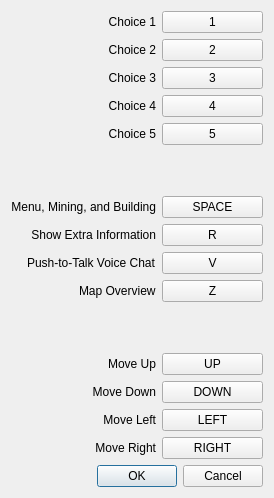
Before: the Qt Designer form src/client/keymap.ui in dc2011/td, drawn with Qt 5.
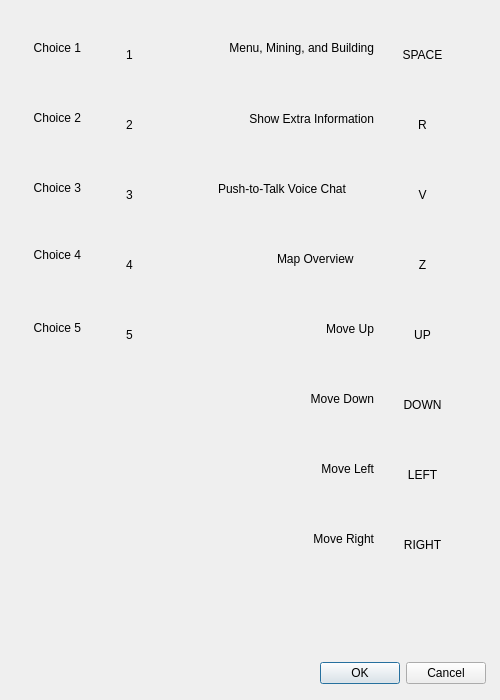
After: the same form once the commit is applied. Custom widgets are drawn as their Qt base class.

Commit message: GUI for volume and key settings window.

Patch:
```diff
--- a/src/client/keymap.ui
+++ b/src/client/keymap.ui
@@ -6,30 +6,73 @@
    <rect>
     <x>0</x>
     <y>0</y>
-    <width>274</width>
-    <height>498</height>
+    <width>500</width>
+    <height>700</height>
    </rect>
   </property>
   <property name="windowTitle">
    <string>Dialog</string>
   </property>
-  <layout class="QVBoxLayout" name="verticalLayout">
-   <item>
-    <layout class="QFormLayout" name="formLayout">
-     <property name="fieldGrowthPolicy">
-      <enum>QFormLayout::AllNonFixedFieldsGrow</enum>
-     </property>
-     <property name="rowWrapPolicy">
-      <enum>QFormLayout::DontWrapRows</enum>
-     </property>
-     <property name="labelAlignment">
+  <widget class="QDialogButtonBox" name="buttonBox">
+   <property name="geometry">
+    <rect>
+     <x>310</x>
+     <y>660</y>
+     <width>176</width>
+     <height>27</height>
+    </rect>
+   </property>
+   <property name="orientation">
+    <enum>Qt::Horizontal</enum>
+   </property>
+   <property name="standardButtons">
+    <set>QDialogButtonBox::Cancel|QDialogButtonBox::Ok</set>
+   </property>
+  </widget>
+  <widget class="td::KeyButton" name="btnArrowDown">
+   <property name="geometry">
+    <rect>
+     <x>380</x>
+     <y>370</y>
+     <width>85</width>
+     <height>70</height>
+    </rect>
+   </property>
+   <property name="cursor">
+    <cursorShape>PointingHandCursor</cursorShape>
+   </property>
+   <property name="text">
+    <string>DOWN</string>
+   </property>
+   <property name="flat">
+    <bool>true</bool>
+   </property>
+  </widget>
+  <widget class="QLabel" name="lblRightArrow">
+   <property name="geometry">
+    <rect>
+     <x>297</x>
+     <y>530</y>
+     <width>77</width>
+     <height>17</height>
+    </rect>
+   </property>
+   <property name="text">
+    <string>Move Right</string>
+   </property>
+   <property name="alignment">
       <set>Qt::AlignRight|Qt::AlignTrailing|Qt::AlignVCenter</set>
      </property>
-     <property name="formAlignment">
-      <set>Qt::AlignLeading|Qt::AlignLeft|Qt::AlignTop</set>
-     </property>
-     <item row="0" column="0">
+  </widget>
       <widget class="QLabel" name="lblChoice1">
+   <property name="geometry">
+    <rect>
+     <x>25</x>
+     <y>39</y>
+     <width>56</width>
+     <height>17</height>
+    </rect>
+   </property>
        <property name="text">
         <string>Choice 1</string>
        </property>
@@ -37,16 +80,15 @@
         <set>Qt::AlignRight|Qt::AlignTrailing|Qt::AlignVCenter</set>
        </property>
       </widget>
-     </item>
-     <item row="0" column="1">
-      <widget class="td::KeyButton" name="btnChoice1">
-       <property name="text">
-        <string>1</string>
-       </property>
-      </widget>
-     </item>
-     <item row="1" column="0">
       <widget class="QLabel" name="lblChoice2">
+   <property name="geometry">
+    <rect>
+     <x>24</x>
+     <y>109</y>
+     <width>57</width>
+     <height>17</height>
+    </rect>
+   </property>
        <property name="text">
         <string>Choice 2</string>
        </property>
@@ -54,16 +96,34 @@
         <set>Qt::AlignRight|Qt::AlignTrailing|Qt::AlignVCenter</set>
        </property>
       </widget>
-     </item>
-     <item row="1" column="1">
-      <widget class="td::KeyButton" name="btnChoice2">
+  <widget class="td::KeyButton" name="btnChoice1">
+   <property name="geometry">
+    <rect>
+     <x>87</x>
+     <y>20</y>
+     <width>85</width>
+     <height>70</height>
+    </rect>
+   </property>
+   <property name="cursor">
+    <cursorShape>PointingHandCursor</cursorShape>
+   </property>
        <property name="text">
-        <string>2</string>
-       </property>
-      </widget>
-     </item>
-     <item row="2" column="0">
+    <string>1</string>
+   </property>
+   <property name="flat">
+    <bool>true</bool>
+   </property>
+  </widget>
       <widget class="QLabel" name="lblChoice3">
+   <property name="geometry">
+    <rect>
+     <x>24</x>
+     <y>179</y>
+     <width>57</width>
+     <height>17</height>
+    </rect>
+   </property>
        <property name="text">
         <string>Choice 3</string>
        </property>
@@ -71,16 +131,34 @@
         <set>Qt::AlignRight|Qt::AlignTrailing|Qt::AlignVCenter</set>
        </property>
       </widget>
-     </item>
-     <item row="2" column="1">
-      <widget class="td::KeyButton" name="btnChoice3">
+  <widget class="td::KeyButton" name="btnChoice2">
+   <property name="geometry">
+    <rect>
+     <x>87</x>
+     <y>90</y>
+     <width>85</width>
+     <height>70</height>
+    </rect>
+   </property>
+   <property name="cursor">
+    <cursorShape>PointingHandCursor</cursorShape>
+   </property>
        <property name="text">
-        <string>3</string>
-       </property>
-      </widget>
-     </item>
-     <item row="3" column="0">
+    <string>2</string>
+   </property>
+   <property name="flat">
+    <bool>true</bool>
+   </property>
+  </widget>
       <widget class="QLabel" name="lblChoice4">
+   <property name="geometry">
+    <rect>
+     <x>24</x>
+     <y>246</y>
+     <width>57</width>
+     <height>17</height>
+    </rect>
+   </property>
        <property name="text">
         <string>Choice 4</string>
        </property>
@@ -88,16 +166,34 @@
         <set>Qt::AlignRight|Qt::AlignTrailing|Qt::AlignVCenter</set>
        </property>
       </widget>
-     </item>
-     <item row="3" column="1">
-      <widget class="td::KeyButton" name="btnChoice4">
+  <widget class="td::KeyButton" name="btnChoice3">
+   <property name="geometry">
+    <rect>
+     <x>87</x>
+     <y>160</y>
+     <width>85</width>
+     <height>70</height>
+    </rect>
+   </property>
+   <property name="cursor">
+    <cursorShape>PointingHandCursor</cursorShape>
+   </property>
        <property name="text">
-        <string>4</string>
-       </property>
-      </widget>
-     </item>
-     <item row="4" column="0">
+    <string>3</string>
+   </property>
+   <property name="flat">
+    <bool>true</bool>
+   </property>
+  </widget>
       <widget class="QLabel" name="lblChoice5">
+   <property name="geometry">
+    <rect>
+     <x>24</x>
+     <y>319</y>
+     <width>57</width>
+     <height>17</height>
+    </rect>
+   </property>
        <property name="text">
         <string>Choice 5</string>
        </property>
@@ -111,29 +207,34 @@
         <number>-1</number>
        </property>
       </widget>
-     </item>
-     <item row="4" column="1">
-      <widget class="td::KeyButton" name="btnChoice5">
+  <widget class="td::KeyButton" name="btnChoice4">
+   <property name="geometry">
+    <rect>
+     <x>87</x>
+     <y>230</y>
+     <width>85</width>
+     <height>70</height>
+    </rect>
+   </property>
+   <property name="cursor">
+    <cursorShape>PointingHandCursor</cursorShape>
+   </property>
        <property name="text">
-        <string>5</string>
-       </property>
-      </widget>
-     </item>
-     <item row="5" column="0" colspan="2">
-      <spacer name="verticalSpacer">
-       <property name="orientation">
-        <enum>Qt::Vertical</enum>
-       </property>
-       <property name="sizeHint" stdset="0">
-        <size>
-         <width>20</width>
-         <height>40</height>
-        </size>
-       </property>
-      </spacer>
-     </item>
-     <item row="6" column="0">
+    <string>4</string>
+   </property>
+   <property name="flat">
+    <bool>true</bool>
+   </property>
+  </widget>
       <widget class="QLabel" name="lblMenu">
+   <property name="geometry">
+    <rect>
+     <x>193</x>
+     <y>39</y>
+     <width>181</width>
+     <height>17</height>
+    </rect>
+   </property>
        <property name="text">
         <string>Menu, Mining, and Building</string>
        </property>
@@ -141,16 +242,34 @@
         <set>Qt::AlignRight|Qt::AlignTrailing|Qt::AlignVCenter</set>
        </property>
       </widget>
-     </item>
-     <item row="6" column="1">
-      <widget class="td::KeyButton" name="btnMenu">
+  <widget class="td::KeyButton" name="btnChoice5">
+   <property name="geometry">
+    <rect>
+     <x>87</x>
+     <y>300</y>
+     <width>85</width>
+     <height>70</height>
+    </rect>
+   </property>
+   <property name="cursor">
+    <cursorShape>PointingHandCursor</cursorShape>
+   </property>
        <property name="text">
-        <string>SPACE</string>
-       </property>
-      </widget>
-     </item>
-     <item row="7" column="0">
+    <string>5</string>
+   </property>
+   <property name="flat">
+    <bool>true</bool>
+   </property>
+  </widget>
       <widget class="QLabel" name="lblExtraInfo">
+   <property name="geometry">
+    <rect>
+     <x>214</x>
+     <y>110</y>
+     <width>160</width>
+     <height>17</height>
+    </rect>
+   </property>
        <property name="text">
         <string>Show Extra Information</string>
        </property>
@@ -158,43 +277,66 @@
         <set>Qt::AlignRight|Qt::AlignTrailing|Qt::AlignVCenter</set>
        </property>
       </widget>
-     </item>
-     <item row="7" column="1">
-      <widget class="td::KeyButton" name="btnExtraInfo">
+  <widget class="td::KeyButton" name="btnMenu">
+   <property name="geometry">
+    <rect>
+     <x>380</x>
+     <y>20</y>
+     <width>85</width>
+     <height>70</height>
+    </rect>
+   </property>
+   <property name="cursor">
+    <cursorShape>PointingHandCursor</cursorShape>
+   </property>
        <property name="text">
-        <string>R</string>
-       </property>
-      </widget>
-     </item>
-     <item row="8" column="0">
+    <string>SPACE</string>
+   </property>
+   <property name="flat">
+    <bool>true</bool>
+   </property>
+  </widget>
       <widget class="QLabel" name="lblVoice">
+   <property name="geometry">
+    <rect>
+     <x>218</x>
+     <y>180</y>
+     <width>156</width>
+     <height>17</height>
+    </rect>
+   </property>
        <property name="text">
         <string>Push-to-Talk Voice Chat</string>
        </property>
       </widget>
-     </item>
-     <item row="8" column="1">
-      <widget class="td::KeyButton" name="btnVoice">
+  <widget class="td::KeyButton" name="btnExtraInfo">
+   <property name="geometry">
+    <rect>
+     <x>380</x>
+     <y>90</y>
+     <width>85</width>
+     <height>70</height>
+    </rect>
+   </property>
+   <property name="cursor">
+    <cursorShape>PointingHandCursor</cursorShape>
+   </property>
        <property name="text">
-        <string>V</string>
-       </property>
-      </widget>
-     </item>
-     <item row="10" column="0" colspan="2">
-      <spacer name="verticalSpacer_2">
-       <property name="orientation">
-        <enum>Qt::Vertical</enum>
-       </property>
-       <property name="sizeHint" stdset="0">
-        <size>
-         <width>20</width>
-         <height>40</height>
-        </size>
-       </property>
-      </spacer>
-     </item>
-     <item row="11" column="0">
+    <string>R</string>
+   </property>
+   <property name="flat">
+    <bool>true</bool>
+   </property>
+  </widget>
       <widget class="QLabel" name="lblArrowUp">
+   <property name="geometry">
+    <rect>
+     <x>315</x>
+     <y>320</y>
+     <width>59</width>
+     <height>17</height>
+    </rect>
+   </property>
        <property name="text">
         <string>Move Up</string>
        </property>
@@ -202,16 +344,34 @@
         <set>Qt::AlignRight|Qt::AlignTrailing|Qt::AlignVCenter</set>
        </property>
       </widget>
-     </item>
-     <item row="11" column="1">
-      <widget class="td::KeyButton" name="btnArrowUp">
+  <widget class="td::KeyButton" name="btnVoice">
+   <property name="geometry">
+    <rect>
+     <x>380</x>
+     <y>160</y>
+     <width>85</width>
+     <height>70</height>
+    </rect>
+   </property>
+   <property name="cursor">
+    <cursorShape>PointingHandCursor</cursorShape>
+   </property>
        <property name="text">
-        <string>UP</string>
-       </property>
-      </widget>
-     </item>
-     <item row="12" column="0">
+    <string>V</string>
+   </property>
+   <property name="flat">
+    <bool>true</bool>
+   </property>
+  </widget>
       <widget class="QLabel" name="lblArrowDown">
+   <property name="geometry">
+    <rect>
+     <x>294</x>
+     <y>390</y>
+     <width>80</width>
+     <height>17</height>
+    </rect>
+   </property>
        <property name="text">
         <string>Move Down</string>
        </property>
@@ -219,16 +379,34 @@
         <set>Qt::AlignRight|Qt::AlignTrailing|Qt::AlignVCenter</set>
        </property>
       </widget>
-     </item>
-     <item row="12" column="1">
-      <widget class="td::KeyButton" name="btnArrowDown">
+  <widget class="td::KeyButton" name="btnArrowUp">
+   <property name="geometry">
+    <rect>
+     <x>380</x>
+     <y>300</y>
+     <width>85</width>
+     <height>70</height>
+    </rect>
+   </property>
+   <property name="cursor">
+    <cursorShape>PointingHandCursor</cursorShape>
+   </property>
        <property name="text">
-        <string>DOWN</string>
-       </property>
-      </widget>
-     </item>
-     <item row="13" column="0">
+    <string>UP</string>
+   </property>
+   <property name="flat">
+    <bool>true</bool>
+   </property>
+  </widget>
       <widget class="QLabel" name="lblArrowLeft">
+   <property name="geometry">
+    <rect>
+     <x>305</x>
+     <y>460</y>
+     <width>69</width>
+     <height>17</height>
+    </rect>
+   </property>
        <property name="text">
         <string>Move Left</string>
        </property>
@@ -236,58 +414,76 @@
         <set>Qt::AlignRight|Qt::AlignTrailing|Qt::AlignVCenter</set>
        </property>
       </widget>
-     </item>
-     <item row="13" column="1">
       <widget class="td::KeyButton" name="btnArrowLeft">
+   <property name="geometry">
+    <rect>
+     <x>380</x>
+     <y>440</y>
+     <width>85</width>
+     <height>70</height>
+    </rect>
+   </property>
+   <property name="cursor">
+    <cursorShape>PointingHandCursor</cursorShape>
+   </property>
        <property name="text">
         <string>LEFT</string>
        </property>
-      </widget>
-     </item>
-     <item row="14" column="0">
-      <widget class="QLabel" name="lblRightArrow">
-       <property name="text">
-        <string>Move Right</string>
-       </property>
-       <property name="alignment">
-        <set>Qt::AlignRight|Qt::AlignTrailing|Qt::AlignVCenter</set>
-       </property>
-      </widget>
-     </item>
-     <item row="14" column="1">
-      <widget class="td::KeyButton" name="btnArrowRight">
-       <property name="text">
-        <string>RIGHT</string>
-       </property>
-      </widget>
-     </item>
-     <item row="9" column="0">
+   <property name="flat">
+    <bool>true</bool>
+   </property>
+  </widget>
       <widget class="QLabel" name="lblZoom">
+   <property name="geometry">
+    <rect>
+     <x>277</x>
+     <y>250</y>
+     <width>97</width>
+     <height>17</height>
+    </rect>
+   </property>
        <property name="text">
         <string>Map Overview</string>
        </property>
       </widget>
-     </item>
-     <item row="9" column="1">
+  <widget class="td::KeyButton" name="btnArrowRight">
+   <property name="geometry">
+    <rect>
+     <x>380</x>
+     <y>510</y>
+     <width>85</width>
+     <height>70</height>
+    </rect>
+   </property>
+   <property name="cursor">
+    <cursorShape>PointingHandCursor</cursorShape>
+   </property>
+   <property name="text">
+    <string>RIGHT</string>
+   </property>
+   <property name="flat">
+    <bool>true</bool>
+   </property>
+  </widget>
       <widget class="td::KeyButton" name="btnZoom">
+   <property name="geometry">
+    <rect>
+     <x>380</x>
+     <y>230</y>
+     <width>85</width>
+     <height>70</height>
+    </rect>
+   </property>
+   <property name="cursor">
+    <cursorShape>PointingHandCursor</cursorShape>
+   </property>
        <property name="text">
         <string>Z</string>
        </property>
-      </widget>
-     </item>
-    </layout>
-   </item>
-   <item>
-    <widget class="QDialogButtonBox" name="buttonBox">
-     <property name="orientation">
-      <enum>Qt::Horizontal</enum>
-     </property>
-     <property name="standardButtons">
-      <set>QDialogButtonBox::Cancel|QDialogButtonBox::Ok</set>
-     </property>
-    </widget>
-   </item>
-  </layout>
+   <property name="flat">
+    <bool>true</bool>
+   </property>
+  </widget>
  </widget>
  <customwidgets>
   <customwidget>
```
Lines whose indentation alone changed are shown as unchanged. The commit also changes 6 other files.
